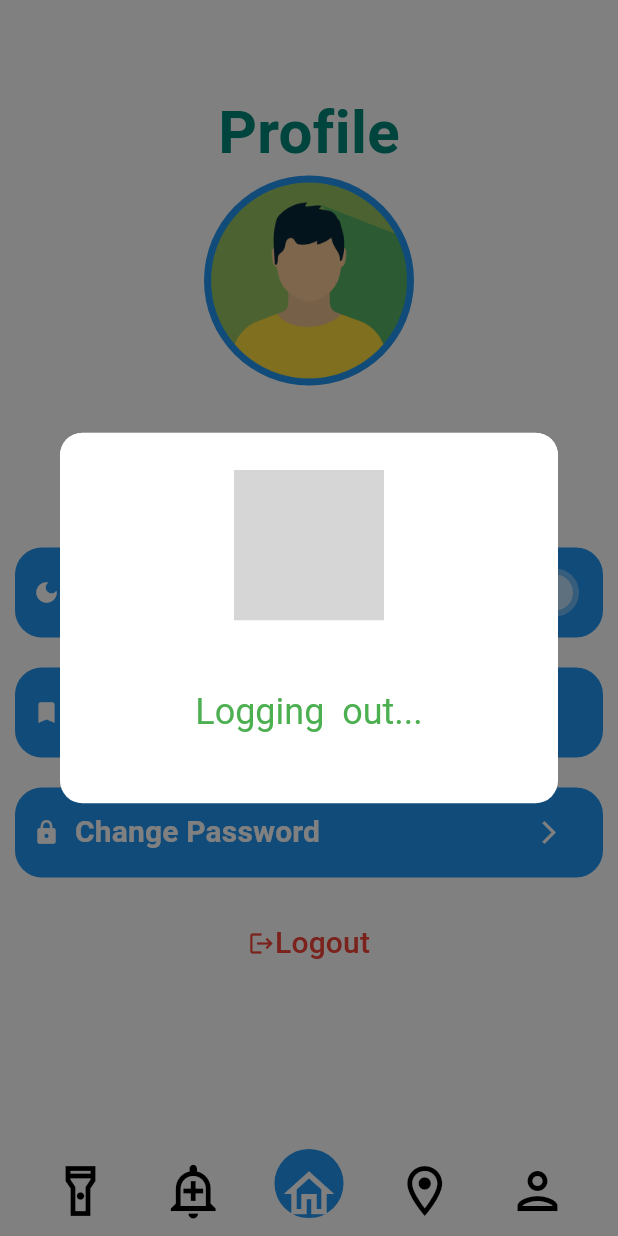
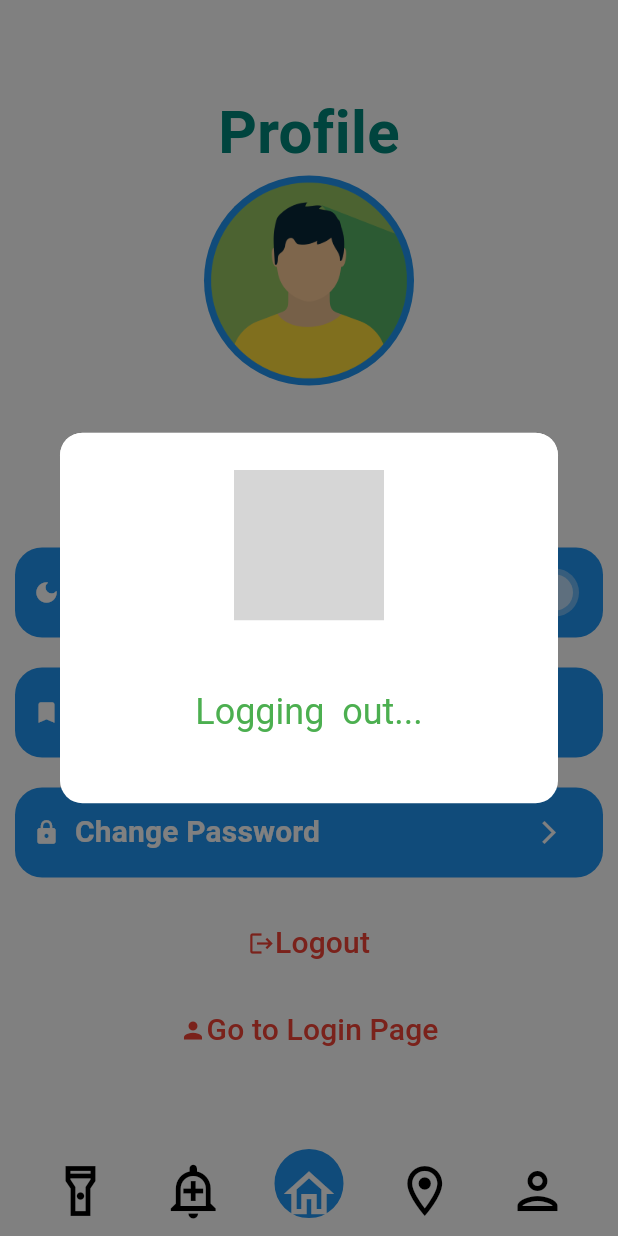
Before and after one commit to AyhanAllahverdiyev/WatchTower-Mobile, a Flutter app: the ProfilePage screen opened directly, item 2 of the bottom bar chosen, after a tap on the "person" icon, after a tap on "Logout", on a phone screen of 412 x 824 dp. Run offline on Flutter 3.47's test engine with Material 3 defaults, Android fonts, the phone set to English and light mode, and no system bars; our stand-ins replace assets_audio_player, carousel_slider, firebase_core, firebase_messaging, flutter_local_notifications, flutter_spinkit and 5 more; missing offline and left inert: battery_info, dart:ffi, level_map, nfc_manager, torch_light; accounts and stored records are empty; network calls fail; grey boxes are pictures that could not be loaded.

Commit message:
login2()

```diff
--- a/lib/pages/profile.dart
+++ b/lib/pages/profile.dart
@@ -246,9 +246,7 @@ class _ProfilePageState extends State<ProfilePage> {
                   await AlertUtils()
                       .successfulAlert('Logging  out...', context);
                   await logoutServices().logout();
-                  SharedPreferences prefs =
-                      await SharedPreferences.getInstance();
-                  prefs.remove('jwt');
+
                   Navigator.pushAndRemoveUntil(
                     context,
                     MaterialPageRoute(builder: (context) => LoginPage()),
@@ -269,7 +267,37 @@ class _ProfilePageState extends State<ProfilePage> {
                         )),
                   ],
                 ),
+              ),
+              ///////////////////////////////////////////////
+              SizedBox(height: 10),
+              TextButton(
+                onPressed: () async {
+                  await AlertUtils()
+                      .successfulAlert('Logging  out...', context);
+                  await logoutServices().logout2();
+
+                  Navigator.pushAndRemoveUntil(
+                    context,
+                    MaterialPageRoute(builder: (context) => LoginPage()),
+                    (route) => false,
+                  );
+                },
+                child: Row(
+                  mainAxisAlignment: MainAxisAlignment.center,
+                  children: [
+                    Icon(
+                      Icons.person,
+                      color: Colors.red,
+                    ),
+                    Text('Go to Login Page',
+                        style: TextStyle(
+                          color: Colors.red,
+                          fontSize: 20.0,
+                        )),
+                  ],
+                ),
               )
+              ///////////////////////////////////////////////
             ],
           ),
         ),
```
Also changed, not shown: lib/services/logout_services.dart (+30 -0 lines).
